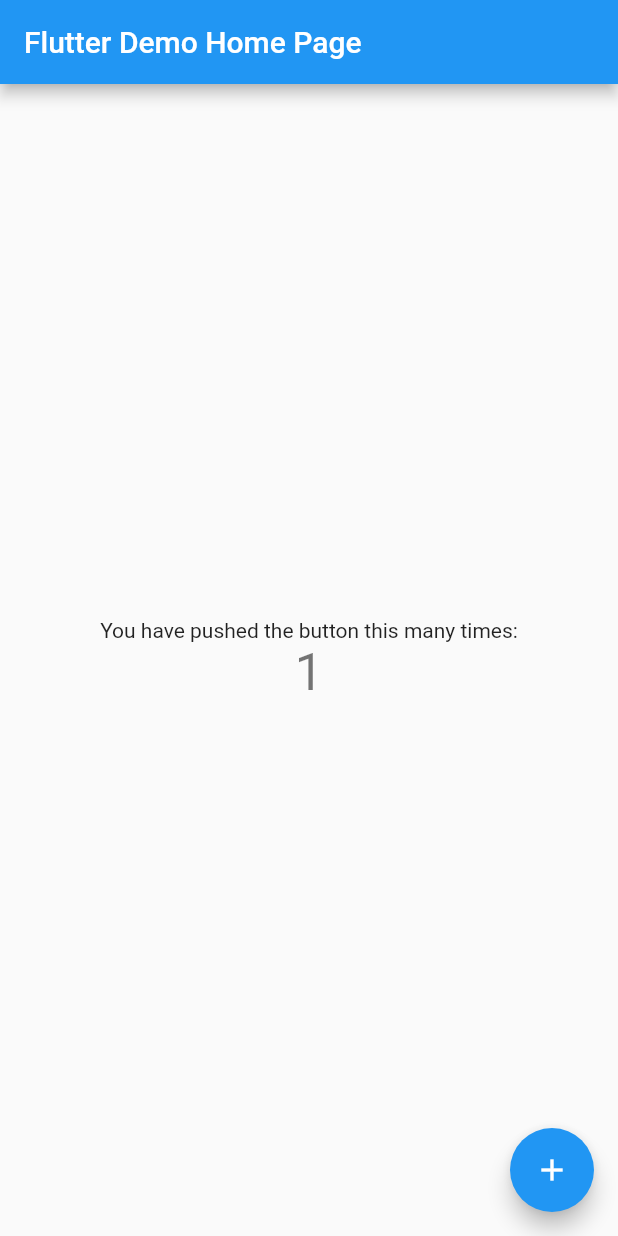
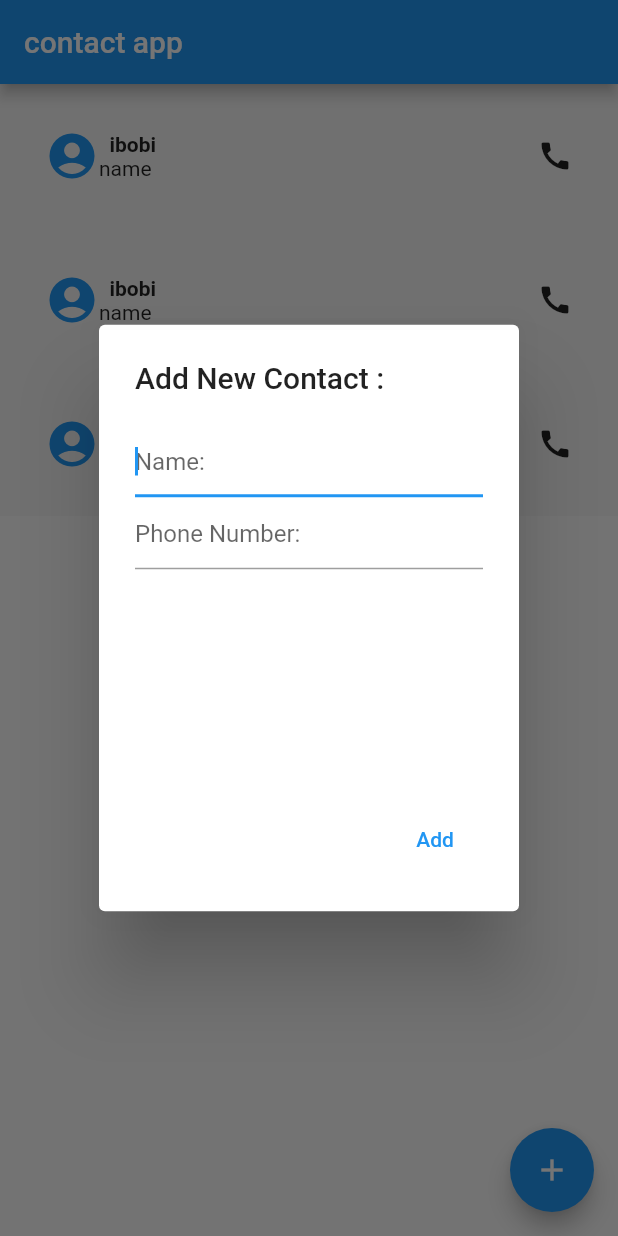
Before and after one commit to lanjAdabA/contact_app_demo, a Flutter app: the screen it shows after launch, after a tap on the "add" icon, on a phone screen of 412 x 824 dp. Run offline on Flutter 3.47's test engine with Material 2 defaults, Android fonts, the light colour scheme and no system bars.

Commit message:
layout done

```diff
--- /dev/null
+++ b/lib/listhome.dart
@@ -0,0 +1,59 @@
+import 'package:flutter/material.dart';
+
+class ContactListView extends StatelessWidget {
+  const ContactListView({
+    Key? key,
+  }) : super(key: key);
+
+  @override
+  Widget build(BuildContext context) {
+    return ListView.builder(
+        itemCount: 3,
+        itemBuilder: (context, index) {
+          return const ContactCard();
+        });
+  }
+}
+
+class ContactCard extends StatefulWidget {
+  const ContactCard({Key? key}) : super(key: key);
+
+  @override
+  State<ContactCard> createState() => _ContactCardState();
+}
+
+class _ContactCardState extends State<ContactCard> {
+  @override
+  Widget build(BuildContext context) {
+    return Container(
+      color: Colors.grey[100],
+      padding: const EdgeInsets.all(30),
+      child: Row(
+        mainAxisAlignment: MainAxisAlignment.spaceBetween,
+        children: [
+          Row(
+            children: [
+              const Icon(
+                Icons.account_circle_rounded,
+                size: 36,
+                color: Colors.blue,
+              ),
+              Column(
+                crossAxisAlignment: CrossAxisAlignment.start,
+                mainAxisAlignment: MainAxisAlignment.spaceBetween,
+                children: [
+                  const Text(
+                    "  ibobi",
+                    style: TextStyle(fontWeight: FontWeight.bold),
+                  ),
+                  Text("name"),
+                ],
+              ),
+            ],
+          ),
+          const Icon(Icons.call)
+        ],
+      ),
+    );
+  }
+}
--- a/lib/main.dart
+++ b/lib/main.dart
@@ -1,4 +1,5 @@
 import 'package:flutter/material.dart';
+import 'listhome.dart';
 
 void main() {
   runApp(const MyApp());
@@ -7,21 +8,12 @@
 class MyApp extends StatelessWidget {
   const MyApp({Key? key}) : super(key: key);
 
-  // This widget is the root of your application.
   @override
   Widget build(BuildContext context) {
     return MaterialApp(
-      title: 'Flutter Demo',
+      debugShowCheckedModeBanner: false,
+      title: 'Contact Demo',
       theme: ThemeData(
-        // This is the theme of your application.
-        //
-        // Try running your application with "flutter run". You'll see the
-        // application has a blue toolbar. Then, without quitting the app, try
-        // changing the primarySwatch below to Colors.green and then invoke
-        // "hot reload" (press "r" in the console where you ran "flutter run",
-        // or simply save your changes to "hot reload" in a Flutter IDE).
-        // Notice that the counter didn't reset back to zero; the application
-        // is not restarted.
         primarySwatch: Colors.blue,
       ),
       home: const MyHomePage(title: 'Flutter Demo Home Page'),
@@ -32,15 +24,6 @@
 class MyHomePage extends StatefulWidget {
   const MyHomePage({Key? key, required this.title}) : super(key: key);
 
-  // This widget is the home page of your application. It is stateful, meaning
-  // that it has a State object (defined below) that contains fields that affect
-  // how it looks.
-
-  // This class is the configuration for the state. It holds the values (in this
-  // case the title) provided by the parent (in this case the App widget) and
-  // used by the build method of the State. Fields in a Widget subclass are
-  // always marked "final".
-
   final String title;
 
   @override
@@ -48,68 +31,76 @@
 }
 
 class _MyHomePageState extends State<MyHomePage> {
-  int _counter = 0;
+  late TextEditingController controller;
+  String name = "";
+  @override
+  void initState() {
+    super.initState();
+    controller = TextEditingController();
+  }
 
-  void _incrementCounter() {
-    setState(() {
-      // This call to setState tells the Flutter framework that something has
-      // changed in this State, which causes it to rerun the build method below
-      // so that the display can reflect the updated values. If we changed
-      // _counter without calling setState(), then the build method would not be
-      // called again, and so nothing would appear to happen.
-      _counter++;
-    });
+  @override
+  void dispose() {
+    controller.dispose();
+    super.dispose();
   }
 
   @override
   Widget build(BuildContext context) {
-    // This method is rerun every time setState is called, for instance as done
-    // by the _incrementCounter method above.
-    //
-    // The Flutter framework has been optimized to make rerunning build methods
-    // fast, so that you can just rebuild anything that needs updating rather
-    // than having to individually change instances of widgets.
     return Scaffold(
       appBar: AppBar(
-        // Here we take the value from the MyHomePage object that was created by
-        // the App.build method, and use it to set our appbar title.
-        title: Text(widget.title),
+        title: const Text("contact app"),
       ),
-      body: Center(
-        // Center is a layout widget. It takes a single child and positions it
-        // in the middle of the parent.
-        child: Column(
-          // Column is also a layout widget. It takes a list of children and
-          // arranges them vertically. By default, it sizes itself to fit its
-          // children horizontally, and tries to be as tall as its parent.
-          //
-          // Invoke "debug painting" (press "p" in the console, choose the
-          // "Toggle Debug Paint" action from the Flutter Inspector in Android
-          // Studio, or the "Toggle Debug Paint" command in Visual Studio Code)
-          // to see the wireframe for each widget.
-          //
-          // Column has various properties to control how it sizes itself and
-          // how it positions its children. Here we use mainAxisAlignment to
-          // center the children vertically; the main axis here is the vertical
-          // axis because Columns are vertical (the cross axis would be
-          // horizontal).
-          mainAxisAlignment: MainAxisAlignment.center,
-          children: <Widget>[
-            const Text(
-              'You have pushed the button this many times:',
-            ),
-            Text(
-              '$_counter',
-              style: Theme.of(context).textTheme.headline4,
-            ),
-          ],
-        ),
+      body: const ContactListView(),
+      floatingActionButton: FloatingActionButton(
+        onPressed: () async {
+          final name = await openDialog();
+          if (name == null || name.isEmpty) return;
+          setState(() => this.name = name);
+        },
+        splashColor: Colors.green,
+        child: const Icon(Icons.add),
       ),
-      floatingActionButton: FloatingActionButton(
-        onPressed: _incrementCounter,
-        tooltip: 'Increment',
-        child: const Icon(Icons.add),
-      ), // This trailing comma makes auto-formatting nicer for build methods.
     );
   }
+
+  Future<String?> openDialog() => showDialog<String>(
+      context: context,
+      builder: (context) => AlertDialog(
+            title: const Text("Add New Contact : "),
+            content: SizedBox(
+              height: 300,
+              child: Column(
+                mainAxisAlignment: MainAxisAlignment.spaceBetween,
+                children: [
+                  Column(
+                    children: [
+                      TextField(
+                        controller: controller,
+                        autofocus: true,
+                        decoration: const InputDecoration(hintText: "Name:"),
+                      ),
+                      const TextField(
+                        autofocus: true,
+                        decoration: InputDecoration(hintText: "Phone Number:"),
+                      ),
+                    ],
+                  ),
+                  Row(
+                    mainAxisAlignment: MainAxisAlignment.end,
+                    children: [
+                      TextButton(
+                        onPressed: submit,
+                        child: const Text("Add"),
+                      ),
+                    ],
+                  )
+                ],
+              ),
+            ),
+          ));
+
+  void submit() {
+    Navigator.of(context).pop(controller.text);
+  }
 }
```
